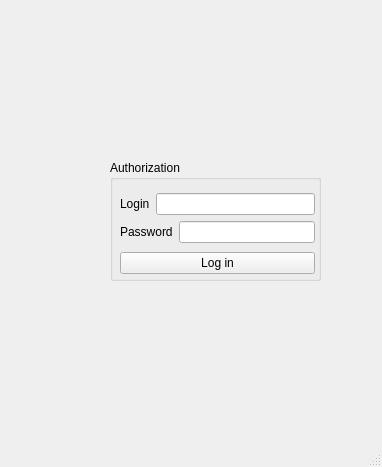
Before: the Qt Designer form Forms/mainwindow.ui in 1123581321345589144233377610/User-Authorization, drawn with Qt 5.
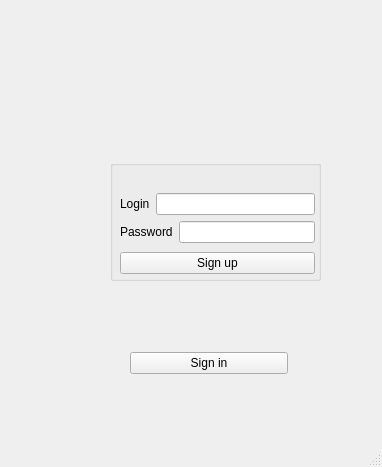
After: the same form once the commit is applied. Icons and pictures are not drawn.

Diff of the .ui file:
```diff
--- a/Forms/mainwindow.ui
+++ b/Forms/mainwindow.ui
@@ -33,7 +33,7 @@
      </rect>
     </property>
     <property name="title">
-     <string>Authorization</string>
+     <string/>
     </property>
     <widget class="QWidget" name="layoutWidget">
      <property name="geometry">
@@ -80,7 +80,7 @@
       <item>
        <widget class="QPushButton" name="pushButton">
         <property name="text">
-         <string>Log in</string>
+         <string>Sign up</string>
         </property>
        </widget>
       </item>
@@ -109,16 +109,35 @@
    <widget class="QLabel" name="label_3">
     <property name="geometry">
      <rect>
-      <x>160</x>
-      <y>310</y>
+      <x>120</x>
+      <y>280</y>
       <width>191</width>
-      <height>20</height>
+      <height>16</height>
      </rect>
     </property>
     <property name="text">
      <string/>
     </property>
    </widget>
+   <widget class="QWidget" name="layoutWidget">
+    <property name="geometry">
+     <rect>
+      <x>130</x>
+      <y>350</y>
+      <width>158</width>
+      <height>26</height>
+     </rect>
+    </property>
+    <layout class="QHBoxLayout" name="horizontalLayout_3">
+     <item>
+      <widget class="QPushButton" name="pushButton_2">
+       <property name="text">
+        <string>Sign in</string>
+       </property>
+      </widget>
+     </item>
+    </layout>
+   </widget>
   </widget>
   <widget class="QMenuBar" name="menubar">
    <property name="geometry">
```
Left out of the diff: 6 changed lines with no effect on the pictures.
